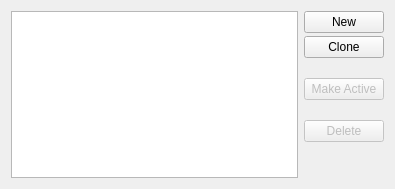
Qt form shell/sessiondialog.ui (KDE/kdevelop) before a commit.
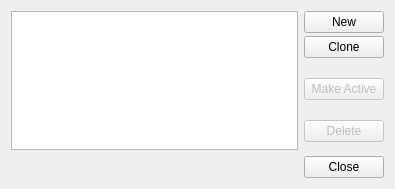
The same form after that commit.

Commit message:
KF5: Port KDialog -> QDialog
Some parts/plugins were left out, because I did not verify everything
was working after the porting scripts did their job
- plugins/cvs - (don't even know how to trigger the code path)
- plugins/subversion (lot's of dialogs involved)
- plugins/snippet/legacy/ (will be dropped anyway, not worth it)
- plugins/dashboard (not built, what's the state of that anyway?)

For the rest of dialogs, ported in this patch, I manually tested each
of them. So everything should still be working as expected.
Still putting this up for review to have another pair of eyes on the patch.

What changed in the file:
```diff
--- a/shell/sessiondialog.ui
+++ b/shell/sessiondialog.ui
@@ -91,6 +91,13 @@
      </property>
     </spacer>
    </item>
+   <item row="2" column="0" colspan="2">
+    <widget class="QDialogButtonBox" name="buttonBox">
+     <property name="standardButtons">
+      <set>QDialogButtonBox::Close</set>
+     </property>
+    </widget>
+   </item>
   </layout>
  </widget>
  <resources/>
```
The commit also changes 47 other files.
